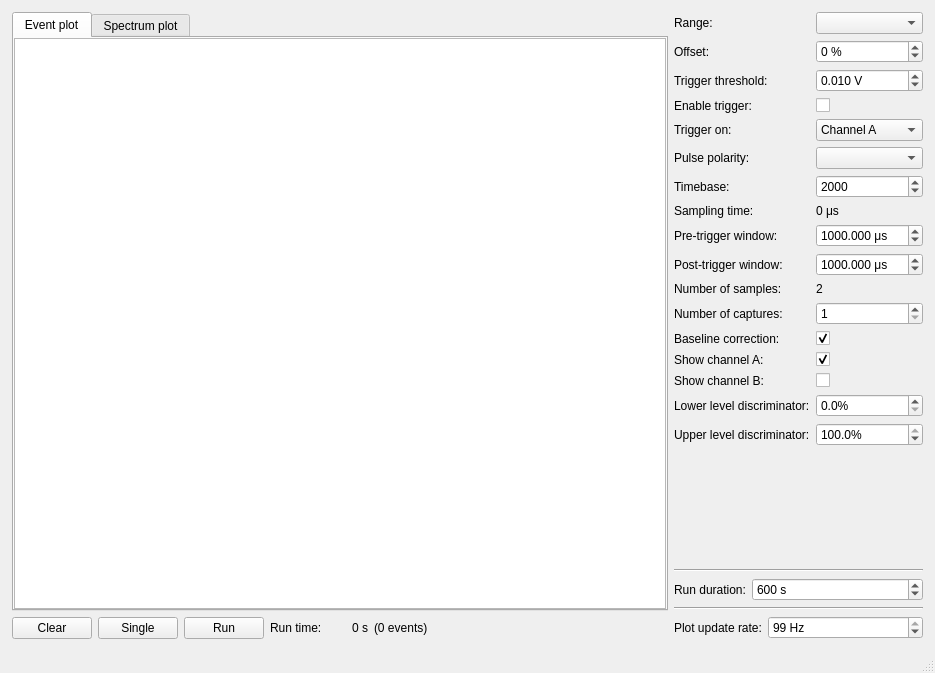
This is daq/gamma_spectroscopy_gui.ui in davidfokkema/gamma-spectroscopy as Qt 5 draws it before an edit. The edited form follows.
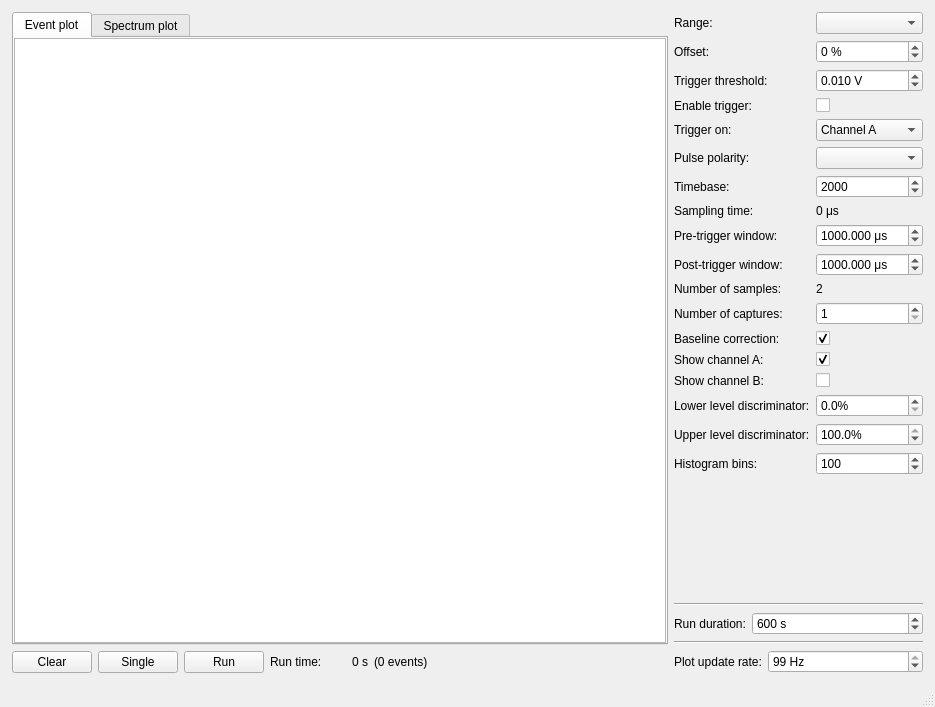
This is the edited form. Custom widgets are drawn as their Qt base class.

Commit message: Added number of bins option

What changed in the file:
```diff
--- a/daq/gamma_spectroscopy_gui.ui
+++ b/daq/gamma_spectroscopy_gui.ui
@@ -7,7 +7,7 @@
     <x>0</x>
     <y>0</y>
     <width>935</width>
-    <height>673</height>
+    <height>707</height>
    </rect>
   </property>
   <property name="windowTitle">
@@ -469,6 +469,23 @@
           </property>
          </widget>
         </item>
+        <item row="17" column="0">
+         <widget class="QLabel" name="label_21">
+          <property name="text">
+           <string>Histogram bins:</string>
+          </property>
+         </widget>
+        </item>
+        <item row="17" column="1">
+         <widget class="QSpinBox" name="num_bins_box">
+          <property name="maximum">
+           <number>4095</number>
+          </property>
+          <property name="value">
+           <number>100</number>
+          </property>
+         </widget>
+        </item>
        </layout>
       </item>
       <item>
```
Left out of the diff: 114 changed lines with no effect on the pictures. The commit also changes 1 other file.
